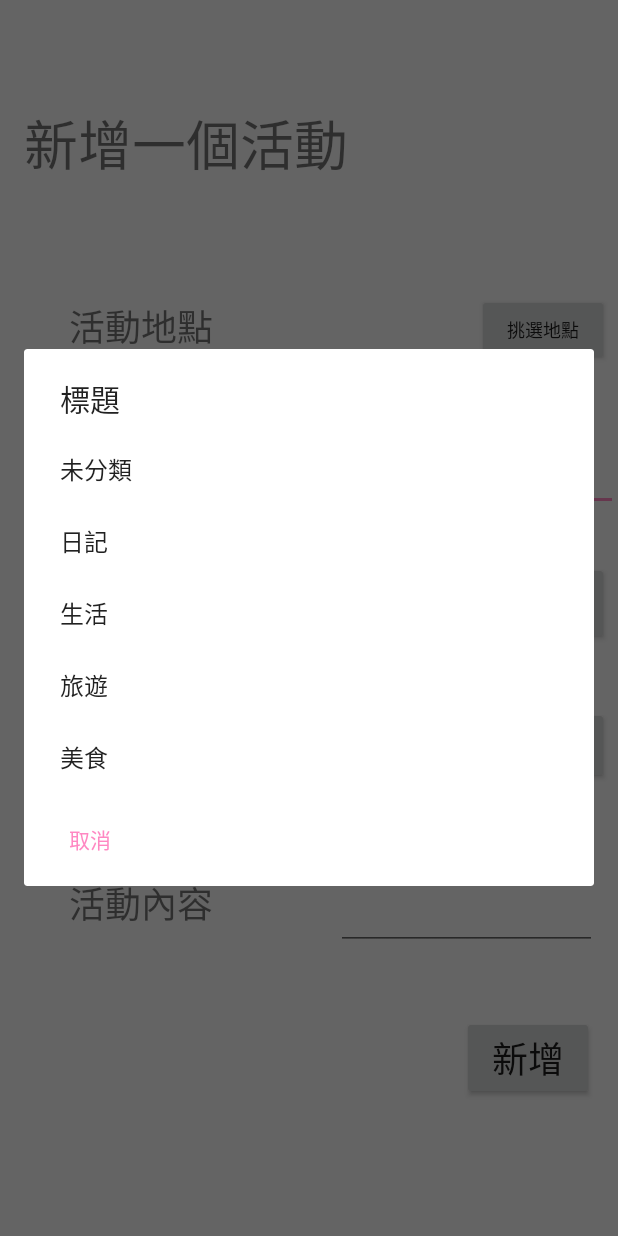
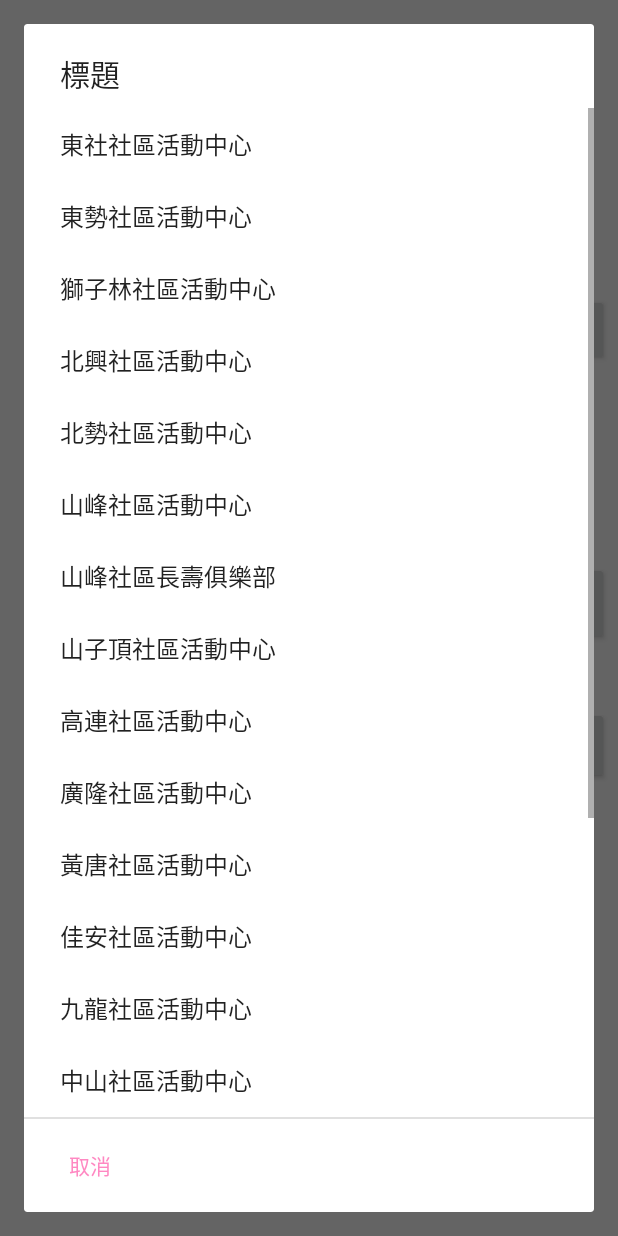
Before and after one commit to KamiMaki/innoserve24_07, an Android app: the EatTogether1_1_add_activity screen opened directly, with no data from a screen before it, after a tap on "挑選地點", on a phone screen of 412 x 824 dp. Run offline under Robolectric (Android 15) with nearby library versions, the phone set to English and light mode, and no system bars.

Commit message:
edd
dfef

```diff
--- a/app/src/main/java/com/example/innoserve24_07/EatTogether1_1_add_activity.java
+++ b/app/src/main/java/com/example/innoserve24_07/EatTogether1_1_add_activity.java
@@ -81,7 +81,9 @@ public class EatTogether1_1_add_activity extends AppCompatActivity {
     }
     AlertDialog myListAlertDialog;
     private void myListAlertDialog() {
-        final String[] ListStr = { "未分類", "日記", "生活", "旅遊", "美食" };
+        final String[] ListStr = { "東社社區活動中心", "東勢社區活動中心", "獅子林社區活動中心", "北興社區活動中心", "北勢社區活動中心",
+        "山峰社區活動中心","山峰社區長壽俱樂部","山子頂社區活動中心","高連社區活動中心","廣隆社區活動中心", "黃唐社區活動中心","佳安社區活動中心",
+                "九龍社區活動中心","中山社區活動中心","烏林社區活動中心","八德社區活動中心","三和社區活動中心","三水社區活動中心","高平社區活動中心","上林社區活動中心"};
         AlertDialog.Builder MyListAlertDialog = new AlertDialog.Builder(this);
         MyListAlertDialog.setTitle("標題");
         // 建立List的事件
--- a/app/src/main/res/layout/activity_eat_together1_1_add_activity.xml
+++ b/app/src/main/res/layout/activity_eat_together1_1_add_activity.xml
@@ -106,7 +106,7 @@
         android:textSize="18sp"
         app:layout_constraintBottom_toBottomOf="parent"
         app:layout_constraintEnd_toEndOf="parent"
-        app:layout_constraintHorizontal_bias="1.0"
+        app:layout_constraintHorizontal_bias="0.847"
         app:layout_constraintStart_toStartOf="parent"
         app:layout_constraintTop_toTopOf="parent"
         app:layout_constraintVertical_bias="0.372" />
@@ -192,8 +192,8 @@
 
     <TextView
         android:id="@+id/listText"
-        android:layout_width="54dp"
-        android:layout_height="33dp"
+        android:layout_width="121dp"
+        android:layout_height="47dp"
         android:text=""
         android:textSize="18sp"
         app:layout_constraintBottom_toBottomOf="parent"
```
